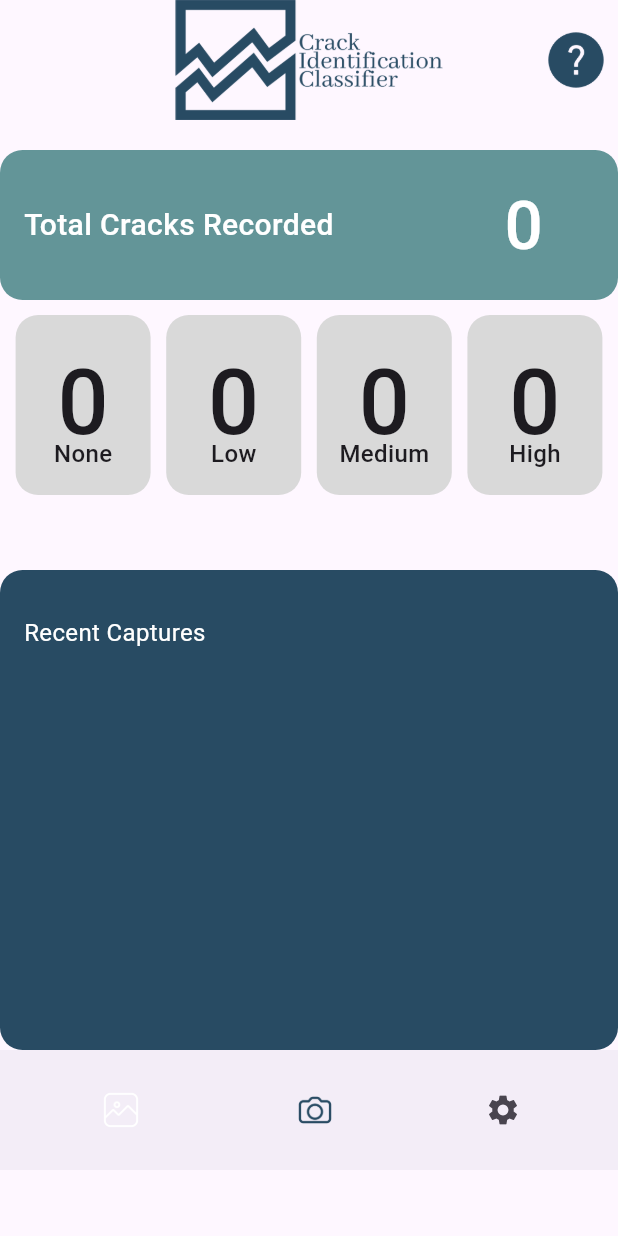
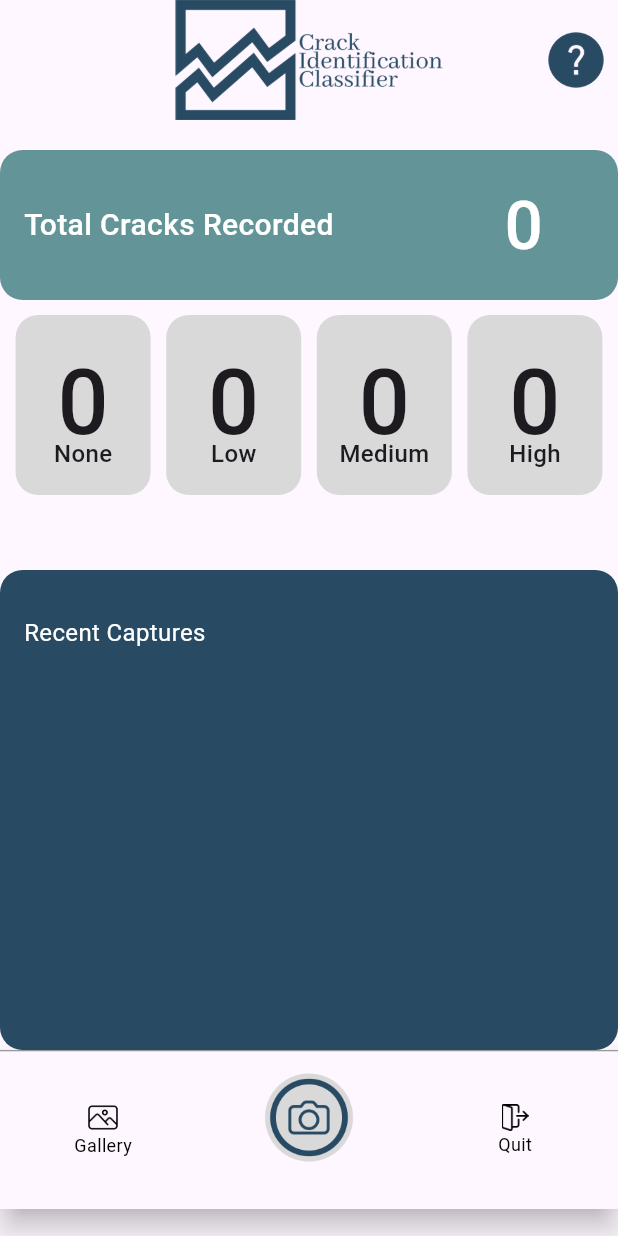
Before and after one commit to ZnerB16/BayesCrack, a Flutter app: the MainMenu screen opened directly, on a phone screen of 412 x 824 dp. Run offline on Flutter 3.47's test engine with Material 3 defaults, Android fonts, the light colour scheme and no system bars; our stand-ins replace camera, geocoding, location, permission_handler, sqflite; missing offline and left inert: tflite_flutter; accounts and stored records are empty.

Commit message:
main menu botnavbar

```diff
--- a/lib/folder_view.dart
+++ b/lib/folder_view.dart
@@ -2,6 +2,7 @@ import 'package:flutter/material.dart';
 import 'package:intl/intl.dart';
 import 'gallery.dart';
 import 'delete_image_popup.dart';
+import 'main_menu.dart';
 
 class FolderView extends StatelessWidget {
   @override
--- a/lib/main_menu.dart
+++ b/lib/main_menu.dart
@@ -1,9 +1,10 @@
 import 'package:flutter/material.dart';
+import 'package:flutter/services.dart';
 import 'camera.dart';
 import 'package:mobile_app/help_popup.dart';
 import 'package:mobile_app/hero_dialog_route.dart';
 import 'database/crack_db.dart';
-import 'gallery.dart'; // Import the GalleryScreen
+import 'gallery.dart';
 
 class MainMenu extends StatefulWidget {
   const MainMenu({Key? key}) : super(key: key);
@@ -32,7 +33,6 @@ class _MainMenuState extends State<MainMenu> {
       medCount = countsMed[0];
       highCount = countsHigh[0];
     });
-
   }
 
   @override
@@ -60,7 +60,7 @@ class _MainMenuState extends State<MainMenu> {
               'assets/images/question_mark.png',
               fit: BoxFit.contain,
               height: 40,
-            ), // image asset
+            ),
             onPressed: () {
               Navigator.of(context).push(HeroDialogRoute(
                 builder: (context) {
@@ -71,7 +71,8 @@ class _MainMenuState extends State<MainMenu> {
           ),
         ],
       ),
-      body: Column(
+      body: SingleChildScrollView(
+        child: Column(
           children: [
             const SizedBox(height: 20.0),
             Container(
@@ -80,7 +81,8 @@ class _MainMenuState extends State<MainMenu> {
               margin: const EdgeInsets.all(0),
               decoration: BoxDecoration(
                 color: const Color(0xFF639598),
-                borderRadius: BorderRadius.circular(15.0)),
+                borderRadius: BorderRadius.circular(15.0),
+              ),
               child: Align(
                 alignment: Alignment.centerLeft,
                 child: Padding(
@@ -93,7 +95,8 @@ class _MainMenuState extends State<MainMenu> {
                         style: TextStyle(
                           color: Colors.white,
                           fontSize: 20.0,
-                            fontWeight: FontWeight.w500),
+                          fontWeight: FontWeight.w500,
+                        ),
                       ),
                       Padding(
                         padding: const EdgeInsets.only(right: 50),
@@ -102,13 +105,15 @@ class _MainMenuState extends State<MainMenu> {
                           style: const TextStyle(
                             color: Colors.white,
                             fontSize: 45.0,
-                              fontWeight: FontWeight.w500),
+                            fontWeight: FontWeight.w500,
+                          ),
                         ),
                       )
                     ],
-                  )),
                   ),
-          ), //1container
+                ),
+              ),
+            ),
             const SizedBox(height: 10.0),
             Row(
               mainAxisAlignment: MainAxisAlignment.spaceEvenly,
@@ -126,7 +131,8 @@ class _MainMenuState extends State<MainMenu> {
               margin: const EdgeInsets.all(0),
               decoration: BoxDecoration(
                 color: const Color(0xFF284B63),
-                borderRadius: BorderRadius.circular(15.0)),
+                borderRadius: BorderRadius.circular(15.0),
+              ),
               child: const Align(
                 alignment: Alignment.topLeft,
                 child: Padding(
@@ -140,47 +146,10 @@ class _MainMenuState extends State<MainMenu> {
                   ),
                 ),
               ),
-          ), //2container
-          BottomAppBar(
-            child: Row(
-              mainAxisAlignment: MainAxisAlignment.spaceAround,
-              children: [
-                IconButton(
-                  icon: Image.asset(
-                    'assets/images/gallery_icon.png',
-                    fit: BoxFit.contain,
-                    height: 40,
-                  ), // image asset
-                  onPressed: () {
-                    Navigator.push(
-                      context,
-                      MaterialPageRoute(builder: (context) => GalleryScreen()), // Navigate to GalleryScreen
-                    );
-                  },
             ),
-                IconButton(
-                  icon: Image.asset(
-                    'assets/images/camera_icon_blue.png',
-                    fit: BoxFit.contain,
-                    height: 40,
-                  ), // image asset
-                  onPressed: () {
-                    Navigator.push(
-                      context,
-                      MaterialPageRoute(builder: (context) => const CameraScreen()),
-                    );
-                  },
-                ),
-                IconButton(
-                  icon: const Icon(Icons.settings),
-                  onPressed: () {
-                    // Navigate to quit
-                  },
-                ),
+            CustomBottomNavigationBar(),
           ],
         ),
-          ), //bottomAppBar
-        ], //children
       ),
     );
   }
@@ -190,7 +159,7 @@ class _MainMenuState extends State<MainMenu> {
       width: 90.0,
       height: 120.0,
       decoration: BoxDecoration(
-        color: const Color(0xffD9D9D9), // You can set your desired color
+        color: const Color(0xffD9D9D9),
         borderRadius: BorderRadius.circular(15.0),
       ),
       child: Align(
@@ -210,7 +179,105 @@ class _MainMenuState extends State<MainMenu> {
               style: const TextStyle(fontSize: 16, fontWeight: FontWeight.w500),
             ),
           ],
-          )),
+        ),
+      ),
     );
   }
 }
+
+class CustomBottomNavigationBar extends StatefulWidget {
+  @override
+  _CustomBottomNavigationBarState createState() =>
+      _CustomBottomNavigationBarState();
+}
+
+class _CustomBottomNavigationBarState extends State<CustomBottomNavigationBar> {
+  int _selectedIndex = 0;
+
+  void _onItemTapped(int index) {
+    setState(() {
+      _selectedIndex = index;
+      if (_selectedIndex == 0) {
+        // If the gallery button is clicked
+        Navigator.push(
+          context,
+          MaterialPageRoute(builder: (context) => GalleryScreen()),
+        );
+      } else if (_selectedIndex == 1) {
+        // If the camera button is clicked
+        Navigator.push(
+          context,
+          MaterialPageRoute(builder: (context) => CameraScreen()),
+        );
+      } else if (_selectedIndex == 2) {
+        // If the quit button is clicked
+        SystemNavigator.pop(); // This will exit the app
+      }
+    });
+  }
+
+  @override
+  Widget build(BuildContext context) {
+    return Container(
+      decoration: BoxDecoration(
+        border: Border(
+          top: BorderSide(
+            color: Colors.grey,
+            width: 1.0,
+          ),
+        ),
+      ),
+      child: BottomNavigationBar(
+        items: [
+          BottomNavigationBarItem(
+            label: 'Gallery',
+            icon: Image.asset(
+              'assets/images/photo.png', // Path to your gallery icon image
+              width: 20, // Adjust the width of the gallery icon
+              height: 20, // Adjust the height of the gallery icon
+            ),
+          ),
+          BottomNavigationBarItem(
+            label: '', // No label for the camera
+            icon: Stack(
+              children: [
+                Center(
+                  child: IconButton(
+                    onPressed: () {
+                      _onItemTapped(1); // Call _onItemTapped with index 1 when camera button is clicked
+                    },
+                    icon: Image.asset(
+                      'assets/images/Camera.png', // Path to your camera icon image
+                      width: 60, // Adjust the width of the camera icon
+                      height: 60, // Adjust the height of the camera icon
+                    ),
+                  ),
+                ),
+              ],
+            ),
+          ),
+          BottomNavigationBarItem(
+            label: 'Quit',
+            icon: Image.asset(
+              'assets/images/logout.png', // Path to your quit icon image
+              width: 20, // Adjust the width of the quit icon
+              height: 18, // Adjust the height of the quit icon
+            ),
+          ),
+        ],
+        currentIndex: _selectedIndex,
+        onTap: _onItemTapped,
+        selectedItemColor: Colors.black, // Change the color of the selected item
+        unselectedItemColor: Colors.black, // Change the color of the unselected item
+        selectedLabelStyle: TextStyle(
+          fontSize: 12, // Specify the font size of the selected item text
+          color: Colors.black, // Specify the font color of the selected item text
+        ),
+        unselectedLabelStyle: TextStyle(
+          fontSize: 12, // Specify the font size of the unselected item text
+          color: Colors.black, // Specify the font color of the unselected item text
+        ),
+      ),
+    );
+  }
+}
```
Also changed, not shown: lib/gallery.dart (+1 -93 lines). Lines whose indentation alone changed are shown as unchanged.
